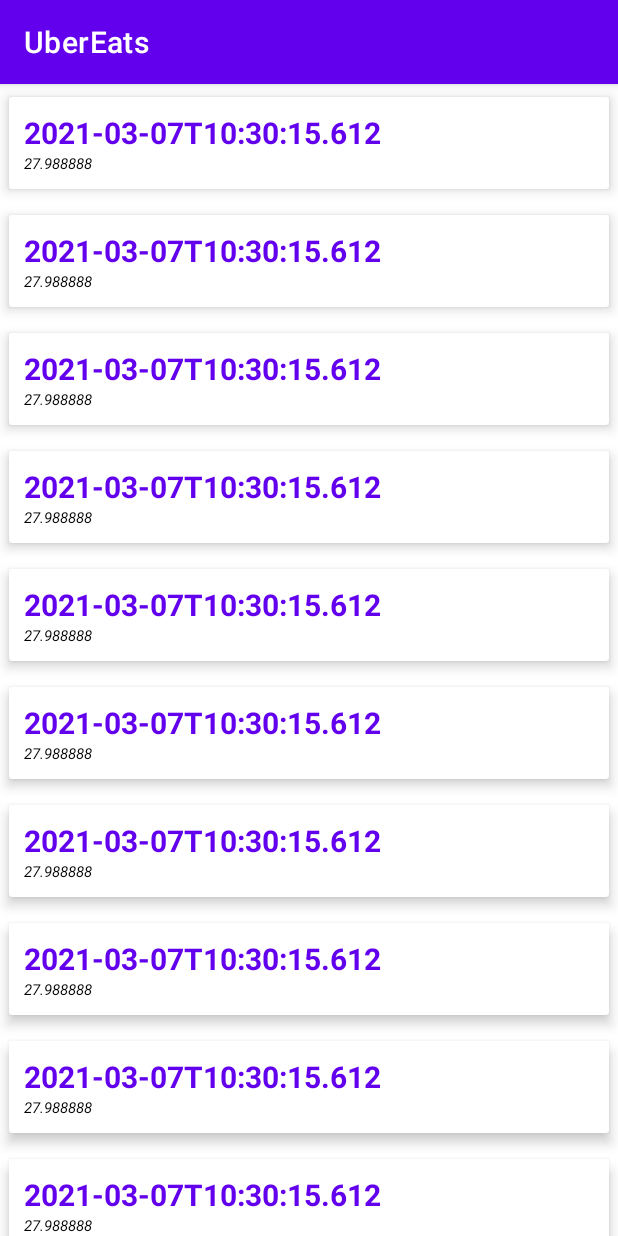
After one commit to itsmonicalara/UberEats, an Android app: the Renglones screen opened directly, with no data from a screen before it, on a phone screen of 412 x 824 dp. The commit adds this screen. Run offline under Robolectric (Android 15) with nearby library versions, the phone set to English and light mode, and no system bars; our stand-ins replace data binding; Roboto replaces fonts that are not available here.

Commit message:
Final with RecycleView

```diff
--- a/app/build.gradle
+++ b/app/build.gradle
@@ -31,6 +31,10 @@ android {
     kotlinOptions {
         jvmTarget = '1.8'
     }
+
+    dataBinding{
+        enabled = true
+    }
 }
 
 dependencies {
--- a/app/src/main/AndroidManifest.xml
+++ b/app/src/main/AndroidManifest.xml
@@ -9,6 +9,7 @@
             android:roundIcon="@mipmap/ic_launcher_round"
             android:supportsRtl="true"
             android:theme="@style/Theme.UberEats">
+        <activity android:name=".Renglones"></activity>
         <activity
                 android:name=".HomeActivity"
                 android:theme="@style/Theme.AppCompat.Light.NoActionBar">
@@ -19,7 +20,7 @@
                 <category android:name="android.intent.category.LAUNCHER" />
             </intent-filter>
         </activity>
-        <activity android:name=".MainActivity"></activity>
+        <activity android:name=".MainActivity" />
 
         <meta-data
                 android:name="preloaded_fonts"
--- a/app/src/main/java/edu/itesm/ubereats/MainActivity.kt
+++ b/app/src/main/java/edu/itesm/ubereats/MainActivity.kt
@@ -1,12 +1,15 @@
 package edu.itesm.ubereats
 
-import androidx.appcompat.app.AppCompatActivity
+import android.content.Intent
 import android.os.Bundle
+import android.os.Handler
 import android.text.Editable
 import android.text.TextUtils
 import android.text.TextWatcher
 import android.util.Log
 import android.view.View
+import android.view.WindowManager
+import androidx.appcompat.app.AppCompatActivity
 import kotlinx.android.synthetic.main.activity_main.*
 
 class MainActivity : AppCompatActivity() {
@@ -20,7 +23,7 @@ class MainActivity : AppCompatActivity() {
     }
 
     fun init(){
-        editTextNumberDecimal.addTextChangedListener(object: TextWatcher{
+        editTextNumberDecimal.addTextChangedListener(object : TextWatcher {
             override fun beforeTextChanged(s: CharSequence?, start: Int, count: Int, after: Int) {
             }
 
@@ -29,10 +32,9 @@ class MainActivity : AppCompatActivity() {
 
             override fun afterTextChanged(s: Editable?) {
                 var subtotal_ = 0.0
-                if (!TextUtils.isEmpty(editTextNumberDecimal.text.toString())){
+                if (!TextUtils.isEmpty(editTextNumberDecimal.text.toString())) {
                     subtotal_ = editTextNumberDecimal.text.toString().toDouble()
                 }
-                //Log.i("edu.itesm.ubereats", subtotal_.toString())
                 var order_ = subtotal_ * 0.02
                 orderText.setText("" + order_)
                 var service_ = subtotal_ * 0.05
@@ -56,10 +58,13 @@ class MainActivity : AppCompatActivity() {
         serviceText.setText(null)
         deliveryText.setText(null)
         totalText.setText(null)
-        //editTextNumberDecimal.setText("")
+        editTextNumberDecimal.setText("")
+        val intento = Intent(this, Renglones::class.java)
+        startActivity(intento)
+        finish()
     }
 
-    fun porcentaje(view:View){
+    fun porcentaje(view: View){
         var preTotal = totalText.getText().toString().toDouble()
         var calc = 0.0
         if(view.getId() == button10.getId()){
--- /dev/null
+++ b/app/src/main/java/edu/itesm/ubereats/OrdenAdapter.kt
@@ -0,0 +1,32 @@
+package edu.itesm.ubereats
+
+import android.view.LayoutInflater
+import android.view.View
+import android.view.ViewGroup
+import android.widget.TextView
+import androidx.recyclerview.widget.RecyclerView
+
+class OrdenAdapter(private val medidas : List<OrdenInfo>) : RecyclerView.Adapter<OrdenAdapter.ImcViewHolder>(){
+
+    inner class ImcViewHolder(renglon: View) : RecyclerView.ViewHolder(renglon){
+        var fecha = renglon.findViewById<TextView>(R.id.fechaText)
+    }
+
+    //Crea el renglón
+    override fun onCreateViewHolder(parent: ViewGroup, viewType: Int): ImcViewHolder {
+        val inflater = LayoutInflater.from(parent.context)
+        val renglon_vista = inflater.inflate(R.layout.renglon_layout,parent, false)
+        return ImcViewHolder(renglon_vista)
+    }
+
+    //Asocia datos con los elementos del renglón
+    override fun onBindViewHolder(holder: ImcViewHolder, position: Int) {
+        val dato = medidas[position]
+        holder.fecha.text = dato.fecha
+    }
+
+    // Cuantos elementos tiene la lista
+    override fun getItemCount(): Int {
+        return medidas.size
+    }
+}
--- /dev/null
+++ b/app/src/main/java/edu/itesm/ubereats/OrdenInfo.kt
@@ -0,0 +1,3 @@
+package edu.itesm.ubereats
+
+data class OrdenInfo(val fecha : String)
--- /dev/null
+++ b/app/src/main/java/edu/itesm/ubereats/Renglones.kt
@@ -0,0 +1,38 @@
+package edu.itesm.ubereats
+
+import androidx.appcompat.app.AppCompatActivity
+import android.os.Bundle
+import android.widget.Toast
+import androidx.recyclerview.widget.LinearLayoutManager
+import kotlinx.android.synthetic.main.activity_renglones.*
+import java.time.LocalDateTime
+import kotlin.random.Random
+
+class Renglones : AppCompatActivity() {
+    private lateinit var imcAdapter: OrdenAdapter
+    private lateinit var medidas : ArrayList<OrdenInfo>
+
+    override fun onCreate(savedInstanceState: Bundle?) {
+        super.onCreate(savedInstanceState)
+        setContentView(R.layout.activity_renglones)
+
+        initRecycler()
+
+    }
+
+    fun initRecycler(){
+        medidas = ArrayList<OrdenInfo>()
+        imcAdapter = OrdenAdapter(medidas)
+        recycler.layoutManager = LinearLayoutManager(this)
+        recycler.adapter = imcAdapter
+        for( i in 0..30){
+            val fecha = LocalDateTime.now()
+            val medida = OrdenInfo(fecha.toString())
+            medidas.add(medida)
+        }
+
+    }
+
+
+
+}
--- /dev/null
+++ b/app/src/main/res/layout/activity_renglones.xml
@@ -0,0 +1,18 @@
+<?xml version="1.0" encoding="utf-8"?>
+<androidx.constraintlayout.widget.ConstraintLayout xmlns:android="http://schemas.android.com/apk/res/android"
+        xmlns:tools="http://schemas.android.com/tools"
+        xmlns:app="http://schemas.android.com/apk/res-auto"
+        android:layout_width="match_parent"
+        android:layout_height="match_parent"
+        tools:context=".Renglones">
+
+    <androidx.recyclerview.widget.RecyclerView
+            android:layout_width="match_parent"
+            android:layout_height="match_parent"
+            app:layout_constraintTop_toTopOf="parent"
+            app:layout_constraintStart_toStartOf="parent"
+            app:layout_constraintEnd_toEndOf="parent"
+            app:layout_constraintBottom_toBottomOf="parent"
+            android:id="@+id/recycler"
+            tools:listitem="@layout/renglon_layout" />
+</androidx.constraintlayout.widget.ConstraintLayout>
--- /dev/null
+++ b/app/src/main/res/layout/renglon_layout.xml
@@ -0,0 +1,38 @@
+<?xml version="1.0" encoding="utf-8"?>
+<layout xmlns:android="http://schemas.android.com/apk/res/android"
+        xmlns:app="http://schemas.android.com/apk/res-auto">
+
+    <androidx.cardview.widget.CardView
+            app:cardElevation="5dp"
+            app:cardUseCompatPadding="true"
+            android:layout_width="match_parent"
+            android:layout_height="wrap_content">
+        <LinearLayout
+                android:orientation="horizontal"
+                android:padding="10dp"
+                android:layout_width="match_parent"
+                android:layout_height="wrap_content">
+            <LinearLayout
+                    android:orientation="vertical"
+                    android:layout_width="match_parent"
+                    android:layout_height="wrap_content">
+                <TextView
+                        android:id="@+id/fechaText"
+                        android:textSize="20dp"
+                        android:text="26 02 2021"
+                        android:textStyle="bold"
+                        android:textColor="@color/purple_500"
+                        android:layout_width="match_parent"
+                        android:layout_height="wrap_content"/>
+                <TextView
+                        android:id="@+id/precioText"
+                        android:textSize="10dp"
+                        android:text="27.988888"
+                        android:textStyle="italic"
+                        android:textColor="@color/black"
+                        android:layout_width="match_parent"
+                        android:layout_height="wrap_content"/>
+            </LinearLayout>
+        </LinearLayout>
+    </androidx.cardview.widget.CardView>
+</layout>
```
Also changed, not shown: app/src/main/res/layout/activity_home.xml (indentation only), app/src/main/res/layout/activity_main.xml (indentation only). Lines whose indentation alone changed are shown as unchanged.
